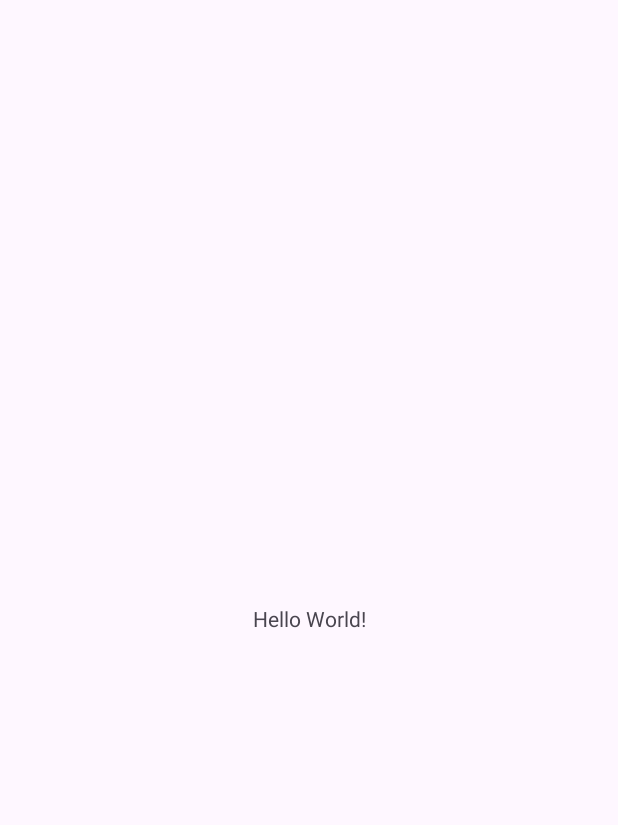
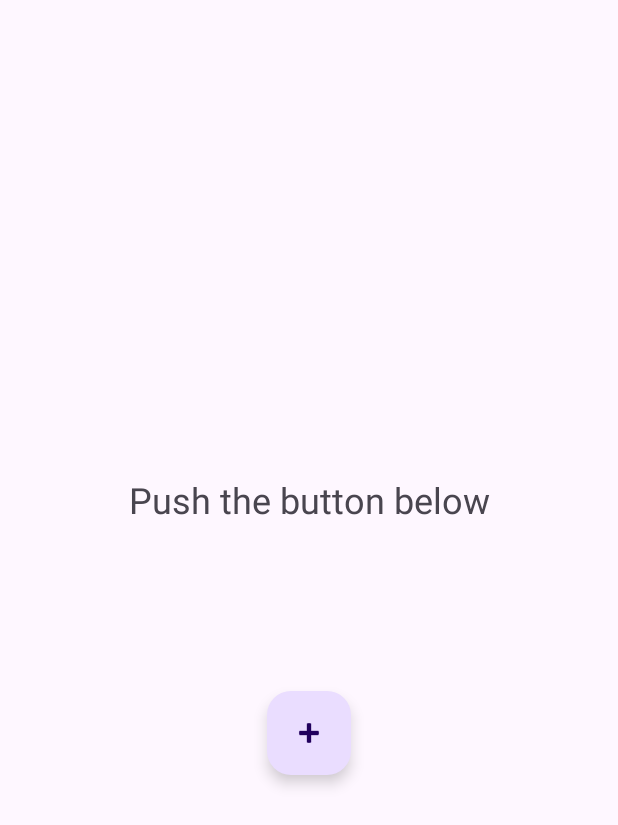
Before and after one commit to Sha-fran/HomeWorkSavestateWithSharedPreferences, an Android app: the screen it shows after launch (MainActivity), on a phone screen of 412 x 824 dp. Before the commit the part shown is almost empty. Shown: the top 825 px of the screen. Run offline under Robolectric (Android 15) with nearby library versions, the phone set to English and light mode, and no system bars; 2 statements that could not run were skipped.

```diff
--- a/app/build.gradle
+++ b/app/build.gradle
@@ -38,6 +38,9 @@ dependencies {
     implementation 'androidx.appcompat:appcompat:1.6.1'
     implementation 'com.google.android.material:material:1.9.0'
     implementation 'androidx.constraintlayout:constraintlayout:2.1.4'
+
+    implementation 'com.google.code.gson:gson:2.10.1'
+
     testImplementation 'junit:junit:4.13.2'
     androidTestImplementation 'androidx.test.ext:junit:1.1.5'
     androidTestImplementation 'androidx.test.espresso:espresso-core:3.5.1'
--- a/app/src/main/java/com/example/homeworksavestatewithsharedpreferences/MainActivity.kt
+++ b/app/src/main/java/com/example/homeworksavestatewithsharedpreferences/MainActivity.kt
@@ -2,10 +2,33 @@ package com.example.homeworksavestatewithsharedpreferences
 
 import androidx.appcompat.app.AppCompatActivity
 import android.os.Bundle
+import android.widget.TextView
+import androidx.lifecycle.ViewModelProvider
+import com.google.android.material.floatingactionbutton.FloatingActionButton
 
 class MainActivity : AppCompatActivity() {
+    private lateinit var textView: TextView
+
     override fun onCreate(savedInstanceState: Bundle?) {
         super.onCreate(savedInstanceState)
         setContentView(R.layout.activity_main)
+
+        val fab: FloatingActionButton = findViewById(R.id.fab)
+        textView = findViewById(R.id.text_view)
+        val viewModel:MyViewModel = ViewModelProvider(this).get(MyViewModel::class.java)
+
+        viewModel.uiStateLiveData.observe(this) { uiState ->
+            when(uiState) {
+                is UIState.NoClickedValue -> Unit
+                is UIState.ClickedValue -> {
+                    textView.text = uiState.numberOfClicks.toString()
+                }
+            }
+        }
+
+        fab.setOnClickListener {
+            viewModel.intentLiveData.value = Intent.AddItem
+        }
+
     }
 }
--- /dev/null
+++ b/app/src/main/java/com/example/homeworksavestatewithsharedpreferences/Model.kt
@@ -0,0 +1,6 @@
+package com.example.homeworksavestatewithsharedpreferences
+
+interface Model {
+    fun getNumberOfClicks():Int
+    fun addNumberOfClicks()
+}
--- /dev/null
+++ b/app/src/main/java/com/example/homeworksavestatewithsharedpreferences/ModelImpl.kt
@@ -0,0 +1,18 @@
+package com.example.homeworksavestatewithsharedpreferences
+
+object ModelImpl:Model {
+    private var numberOfClicks:Int = 0
+
+    init {
+        val savedNumber = MyApplication.getApp().getSavedData()
+        if (savedNumber != 0) {
+            numberOfClicks = savedNumber
+        }
+    }
+
+    override fun getNumberOfClicks(): Int = numberOfClicks
+
+    override fun addNumberOfClicks() {
+        numberOfClicks += 1
+    }
+}
--- /dev/null
+++ b/app/src/main/java/com/example/homeworksavestatewithsharedpreferences/MyViewModel.kt
@@ -0,0 +1,42 @@
+package com.example.homeworksavestatewithsharedpreferences
+
+import androidx.lifecycle.MutableLiveData
+import androidx.lifecycle.Observer
+import androidx.lifecycle.ViewModel
+
+class MyViewModel: ViewModel() {
+    private val model:Model = ModelImpl
+    val uiStateLiveData = MutableLiveData<UIState>(UIState.NoClickedValue)
+    val intentLiveData = MutableLiveData<Intent>()
+    private val observer  = Observer<Intent> {
+        addItem()
+    }
+
+    init {
+        intentLiveData.observeForever(observer)
+        if ( model.getNumberOfClicks() != 0) {
+            uiStateLiveData.value = UIState.ClickedValue(model.getNumberOfClicks())
+        }
+    }
+
+    private fun addItem() {
+        model.addNumberOfClicks()
+        uiStateLiveData.value = UIState.ClickedValue(model.getNumberOfClicks())
+    }
+
+    override fun onCleared() {
+        super.onCleared()
+
+        intentLiveData.removeObserver(observer)
+        MyApplication .getApp().saveData(model.getNumberOfClicks())
+    }
+}
+
+sealed class UIState {
+    object NoClickedValue:UIState()
+    class ClickedValue(val numberOfClicks:Int):UIState()
+}
+
+sealed class Intent {
+    object AddItem: Intent()
+}
--- a/app/src/main/res/layout/activity_main.xml
+++ b/app/src/main/res/layout/activity_main.xml
@@ -7,9 +7,23 @@
     tools:context=".MainActivity">
 
     <TextView
+        android:id="@+id/text_view"
         android:layout_width="wrap_content"
         android:layout_height="wrap_content"
-        android:text="Hello World!"
+        android:text="@string/push_the_button_below"
+        android:textSize="24sp"
+        app:layout_constraintVertical_bias="0.4"
+        app:layout_constraintBottom_toBottomOf="parent"
+        app:layout_constraintEnd_toEndOf="parent"
+        app:layout_constraintStart_toStartOf="parent"
+        app:layout_constraintTop_toTopOf="parent" />
+
+    <com.google.android.material.floatingactionbutton.FloatingActionButton
+        android:id="@+id/fab"
+        android:layout_width="wrap_content"
+        android:layout_height="wrap_content"
+        android:src="@android:drawable/ic_input_add"
+        app:layout_constraintVertical_bias="0.6"
         app:layout_constraintBottom_toBottomOf="parent"
         app:layout_constraintEnd_toEndOf="parent"
         app:layout_constraintStart_toStartOf="parent"
--- a/app/src/main/res/values/strings.xml
+++ b/app/src/main/res/values/strings.xml
@@ -1,3 +1,4 @@
 <resources>
     <string name="app_name">HomeWorkSavestateWithSharedPreferences</string>
+    <string name="push_the_button_below">Push the button below</string>
 </resources>
```
Also changed, not shown: app/src/main/java/com/example/homeworksavestatewithsharedpreferences/MyApplication.kt (added, +42 -0 lines).
